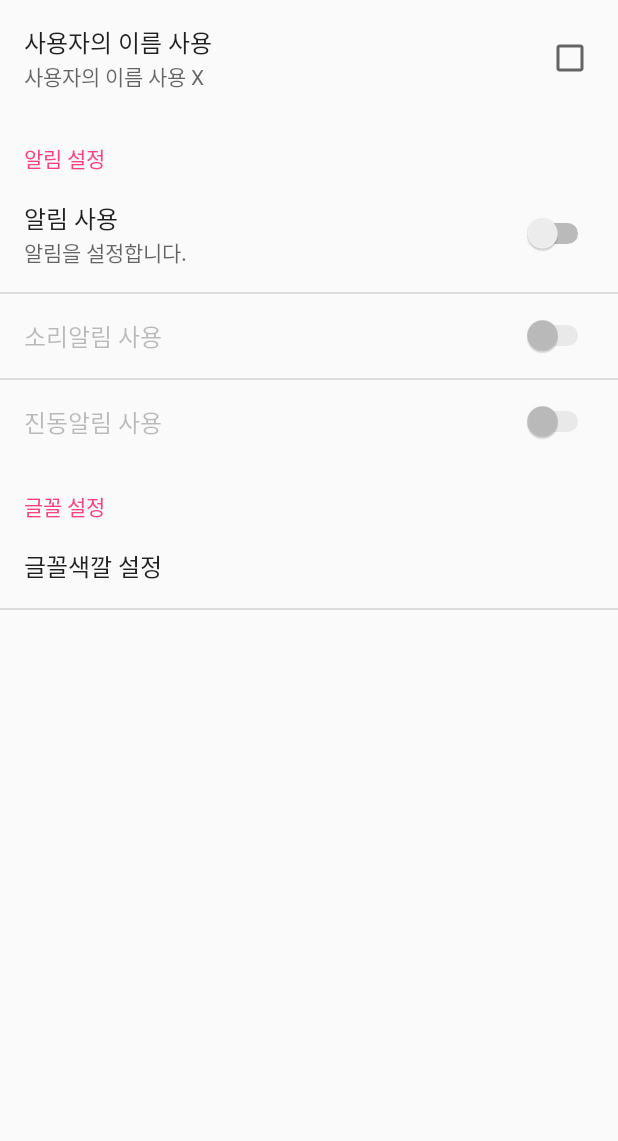
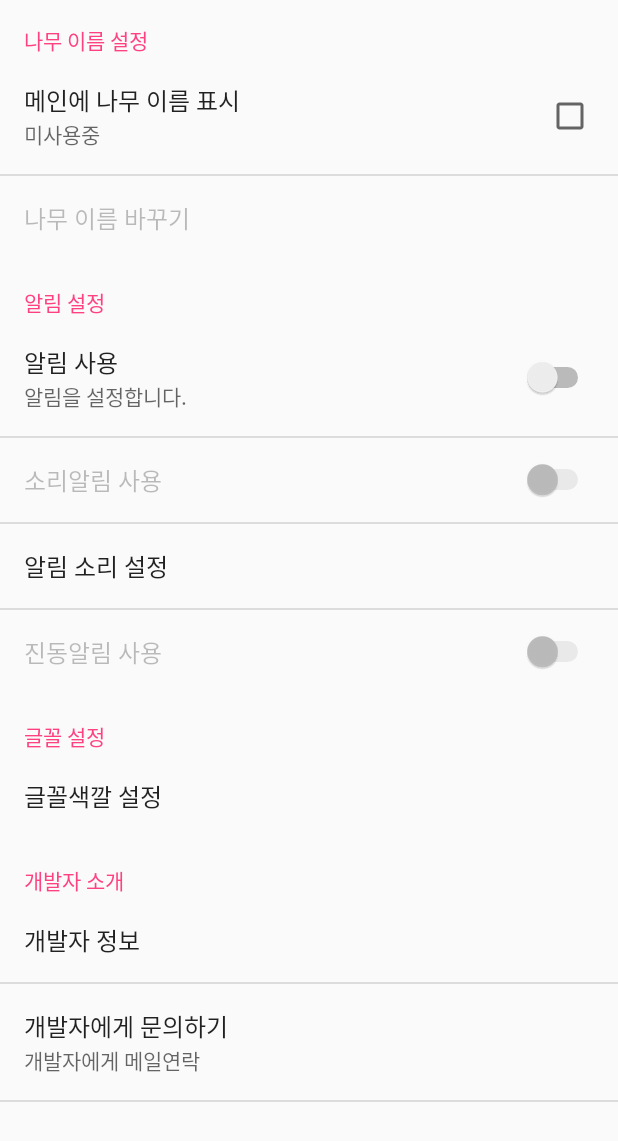
Before and after one commit to yeslhh13/StepCountDemo, an Android app: the SettingActivity screen opened directly, with no data from a screen before it, on a phone screen of 412 x 824 dp. Shown: the top 1141 px of the screen. Run offline under Robolectric (Android 15) with nearby library versions, the light colour scheme and no system bars.

Commit message:
settings & permission

```diff
--- a/app/build.gradle
+++ b/app/build.gradle
@@ -27,5 +27,6 @@ dependencies {
     compile 'com.android.support:appcompat-v7:24.2.1'
     compile 'com.android.support.constraint:constraint-layout:1.0.0-alpha7'
     compile 'com.android.support:design:24.2.1'
+    compile 'gun0912.ted:tedpermission:2.0.0'
     testCompile 'junit:junit:4.12'
 }
--- a/app/src/main/java/com/example/android/stepcountdemo/GlobalVariable.java
+++ b/app/src/main/java/com/example/android/stepcountdemo/GlobalVariable.java
@@ -34,11 +34,8 @@ public class GlobalVariable extends Application {
         this.mTreeStep = mTreeStep;
     }
 
-    public void increaseStepCount() {
+    public void increaseCount() {
         this.mStepCount++;
-    }
-
-    public void increaseTreeStep() {
         this.mTreeStep++;
     }
 
--- a/app/src/main/java/com/example/android/stepcountdemo/StepCountService.java
+++ b/app/src/main/java/com/example/android/stepcountdemo/StepCountService.java
@@ -84,8 +84,7 @@ public class StepCountService extends Service implements SensorEventListener {
      */
     @Override
     public void onSensorChanged(SensorEvent event) {
-        mGlobalVariable.increaseStepCount();
-        mGlobalVariable.increaseTreeStep();
+        mGlobalVariable.increaseCount();
     }
 
     /**
--- a/app/src/main/java/com/example/android/stepcountdemo/setting/SettingActivity.java
+++ b/app/src/main/java/com/example/android/stepcountdemo/setting/SettingActivity.java
@@ -1,40 +1,55 @@
 package com.example.android.stepcountdemo.setting;
 
+import android.content.DialogInterface;
 import android.os.Bundle;
-import android.preference.ListPreference;
 import android.preference.Preference;
+import android.preference.Preference.OnPreferenceClickListener;
+import android.preference.PreferenceActivity;
 import android.preference.PreferenceFragment;
-import android.support.v7.app.AppCompatActivity;
+import android.support.v7.app.AlertDialog;
 
 import com.example.android.stepcountdemo.R;
 
-//import com.example.android.stepcountdemo.ContentViewActivity;
-
 /**
  * Created by soyeon on 2017-05-25.
- * 2017-08-03 last로 만짐
+ * 2017-09-10 last로 만짐
  */
 
-public class SettingActivity extends AppCompatActivity {
+public class SettingActivity extends PreferenceActivity implements OnPreferenceClickListener {
 
     protected void onCreate(Bundle savedInstanceState) {
         super.onCreate(savedInstanceState);
-        setContentView(R.layout.activity_setting); //preference setting파일 새로 만들었음
+        setContentView(R.layout.activity_setting);
     }
 
-    public static class GreenPreferenceFragment extends PreferenceFragment implements Preference.OnPreferenceChangeListener {
-        public void onCreate(Bundle savedInstanceState) {
+    @Override
+    public boolean onPreferenceClick(Preference preference) {
+        return false;
+    }
+
+    //개발자 정보를 띄우기 위한 코드
+    //프래그먼트 생성해 addPreferencesFromResource 코드오류 해결
+    public static class GreenPreferenceFragment extends PreferenceFragment {
+        public void onCreate(final Bundle savedInstanceState) {
             super.onCreate(savedInstanceState);
             addPreferencesFromResource(R.xml.pref_settings);
-        }
 
-        public boolean onPreferenceChange(Preference pref, Object newVal) {
-            String val = newVal.toString();
-            if (pref instanceof ListPreference) {
-                ListPreference listPref = (ListPreference) pref;
-                //int pref
-            }
-            return true;
+            Preference dialogPref = findPreference("dialog_preference");
+            dialogPref.setOnPreferenceClickListener(new OnPreferenceClickListener() {
+                @Override
+                public boolean onPreferenceClick(Preference preference) {
+                    AlertDialog alertDialog = new AlertDialog.Builder(getActivity()).setMessage("개발자 정보")
+                            .setView(R.layout.custom_dialog).setPositiveButton("확인", new DialogInterface.OnClickListener() {
+                                @Override
+                                public void onClick(DialogInterface dialog, int which) {
+                                    dialog.dismiss();
+                                }
+                            }).setCancelable(false).setIcon(R.mipmap.ic_launcher).setTitle("새로운 시작").create();
+                    alertDialog.show();
+                    return false;
+                }
+            });
         }
     }
+
 }
--- a/app/src/main/res/layout/activity_loading.xml
+++ b/app/src/main/res/layout/activity_loading.xml
@@ -10,6 +10,6 @@
         android:layout_width="match_parent"
         android:layout_height="match_parent"
         android:contentDescription="@string/image_view_description_loading"
-        android:scaleType="fitCenter"
+        android:scaleType="fitXY"
         android:src="@drawable/main2" />
 </LinearLayout>
--- a/app/src/main/res/xml/pref_settings.xml
+++ b/app/src/main/res/xml/pref_settings.xml
@@ -1,11 +1,20 @@
 <?xml version="1.0" encoding="utf-8"?>
 <PreferenceScreen xmlns:android="http://schemas.android.com/apk/res/android">
-    <CheckBoxPreference
-        android:defaultValue="false"
-        android:key="key_useUserName"
-        android:summaryOff="사용자의 이름 사용 X"
-        android:summaryOn="사용자의 이름 사용 O"
-        android:title="사용자의 이름 사용" />
+    <PreferenceCategory android:title="나무 이름 설정">
+        <CheckBoxPreference
+            android:defaultValue="false"
+            android:key="useTreeName"
+            android:summaryOff="미사용중"
+            android:summaryOn="사용중"
+            android:title="메인에 나무 이름 표시" />
+        <EditTextPreference
+            android:dependency="useTreeName"
+            android:key="TreeName"
+            android:maxLines="1"
+            android:selectAllOnFocus="true"
+            android:singleLine="true"
+            android:title="나무 이름 바꾸기" />
+    </PreferenceCategory>
 
     <PreferenceCategory android:title="알림 설정">
         <SwitchPreference
@@ -18,7 +27,10 @@
             android:defaultValue="false"
             android:dependency="alarm_setting"
             android:key="alarm_sound_setting"
-            android:title="소리알림 사용" />
+            android:title="소리알림 사용">
+
+        </SwitchPreference>
+        <RingtonePreference android:title="알림 소리 설정" />
         <SwitchPreference
             android:defaultValue="false"
             android:dependency="alarm_setting"
@@ -37,4 +49,20 @@
             android:title="글꼴색깔 설정" />
     </PreferenceCategory>
 
+    <PreferenceCategory android:title="개발자 소개">
+        <Preference
+            android:dialogMessage="팀 : GREEN TREE"
+            android:dialogTitle="개발자 정보"
+            android:key="dialog_preference"
+            android:title="개발자 정보" />
+
+        <Preference
+            android:summary="개발자에게 메일연락"
+            android:title="개발자에게 문의하기">
+            <intent
+                android:action="android.intent.action.SENDTO"
+                android:data="mailto:syirene14@gmail.com" />
+        </Preference>
+    </PreferenceCategory>
+
 </PreferenceScreen>
```
Also changed, not shown: app/src/main/java/com/example/android/stepcountdemo/MainActivity.java (+31 -14 lines), app/src/main/java/com/example/android/stepcountdemo/TreeActivity.java (+49 -32 lines), app/src/main/java/com/example/android/stepcountdemo/setting/SettingSubActivity.java (added, +43 -0 lines), app/src/main/res/layout/custom_dialog.xml (added, +24 -0 lines), app/src/main/res/drawable-hdpi/green.png (added), app/src/main/res/drawable-mdpi/green.png (added), app/src/main/res/drawable-xhdpi/green.png (added), app/src/main/res/drawable-xxhdpi/green.png (added), app/src/main/res/drawable-xxxhdpi/green.png (added).
